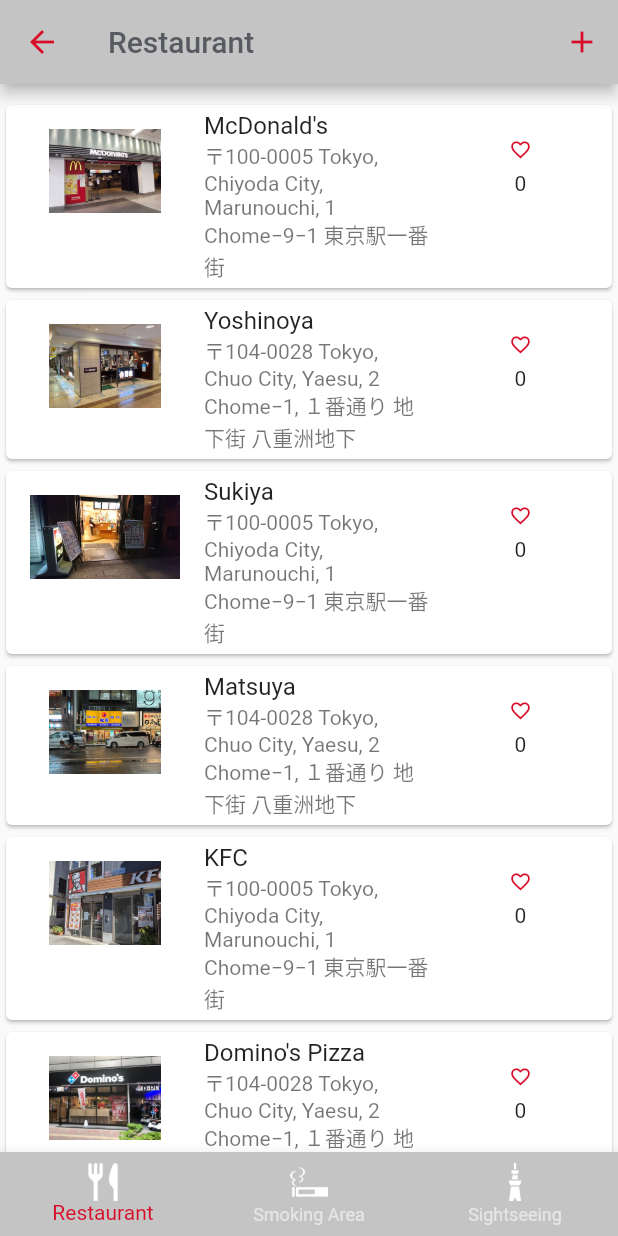
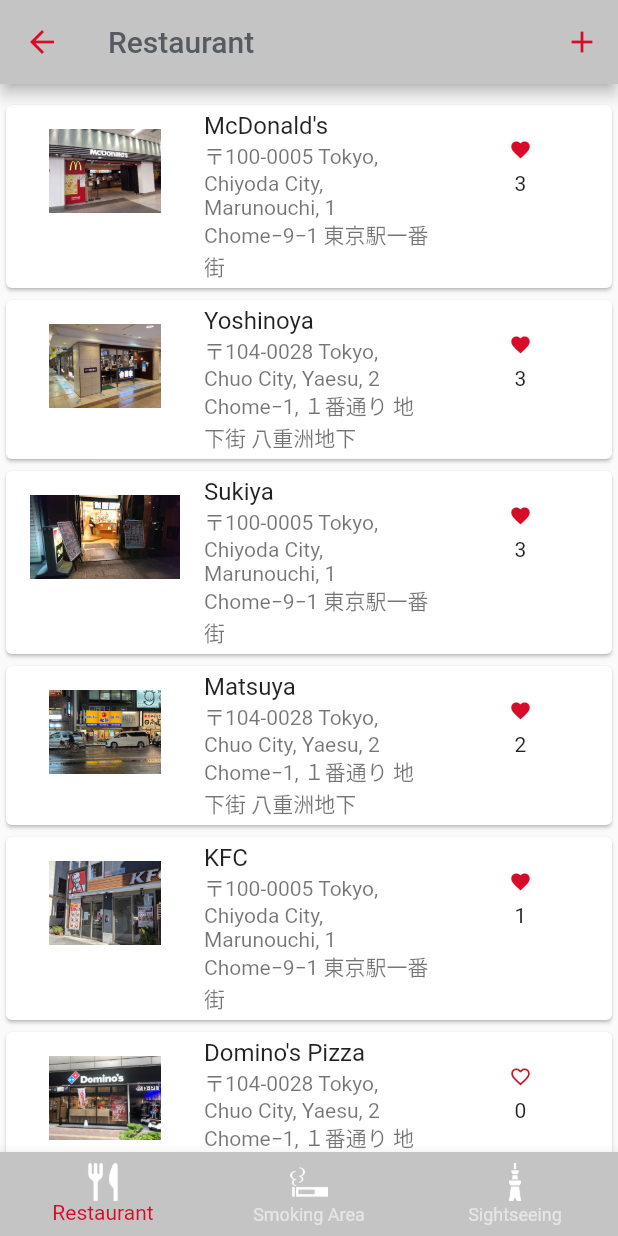
Before and after one commit to naoyuki1115/wovenlog, a Flutter app: the screen it shows after launch, on a phone screen of 412 x 824 dp. Run offline on Flutter 3.47's test engine with Material 2 defaults, Android fonts, the phone set to English and light mode, and no system bars; our stand-ins replace flutter_svg, shared_preferences.

Commit message:
WV-27-02: add function to manage the Like states per UserId and SpotID

```diff
--- a/lib/main.dart
+++ b/lib/main.dart
@@ -1,11 +1,14 @@
 import 'package:flutter/material.dart';
 import 'package:provider/provider.dart';
-import 'package:wovenlog/dummy_data/spot_list.dart';
+
 
 import '../screens/login_screen.dart';
 import '../screens/top_screen.dart';
 import 'package:wovenlog/screens/spot_list_screen.dart';
+
 import '../dummy_data/selected_category_list.dart';
+import 'package:wovenlog/dummy_data/spot_list.dart';
+import 'package:wovenlog/dummy_data/like_list.dart';
 
 void main() {
   runApp(const MyApp());
@@ -19,7 +22,7 @@ class MyApp extends StatelessWidget {
     return MultiProvider(
       child: const MaterialApp(
         title: 'WovenLog',
-        home: SpotListScreen(),//TopScreen(),
+        home: SpotListScreen(), //TopScreen(),
       ),
       providers: [
         ChangeNotifierProvider(
@@ -28,6 +31,9 @@ class MyApp extends StatelessWidget {
         ChangeNotifierProvider(
           create: (context) => SpotList(),
         ),
+        ChangeNotifierProvider(
+          create: (context) => LikeList(),
+        ),
       ],
     );
   }
--- a/lib/screens/spot_list_screen.dart
+++ b/lib/screens/spot_list_screen.dart
@@ -1,6 +1,7 @@
 import 'package:flutter/material.dart';
 import 'package:provider/provider.dart';
 import 'package:wovenlog/constants.dart';
+import 'package:wovenlog/dummy_data/like_list.dart';
 import 'package:wovenlog/dummy_data/spot_list.dart';
 import 'package:wovenlog/dummy_data/category_list.dart';
 import '../dummy_data/selected_category_list.dart';
@@ -131,6 +132,7 @@ class SpotListView extends StatelessWidget {
       child: ListView.builder(
           itemCount: oneCatsSpotList.length,//リストからSpot数取得
           itemBuilder: (context, index) {
+            String spotId = oneCatsSpotList[index].id.toString();
             return Card(
               child: ListTile(
                   //tileColor: Colors.blue,
@@ -140,10 +142,13 @@ class SpotListView extends StatelessWidget {
                       child: Image.asset(oneCatsSpotList[index].image.toString())),
                   title: Text(oneCatsSpotList[index].name.toString()),//spotList[index].name),
                   subtitle: Text(oneCatsSpotList[index].address.toString()),
-                  trailing: SizedBox(width:90,child: LikeWidget()),//LikeWidget(),//Icon(Icons.more_vert),
+                  trailing: SizedBox(
+                    width:90,
+                    child: LikeWidget(userId: 'user0001', spotId: spotId,),
+                  ),//LikeWidget(),//Icon(Icons.more_vert),
                   enabled: true,
                   onTap: () {
-                    String spotId = oneCatsSpotList[index].id.toString();
+                    // String spotId = oneCatsSpotList[index].id.toString();
                     Navigator.push(
                       context,
                       MaterialPageRoute(builder: (context) => SpotDetailScreen(spotId:spotId)),
@@ -156,62 +161,101 @@ class SpotListView extends StatelessWidget {
   }
 }
 
-
-
-// Like widget作成（Statefull App)
-// make Widget
-class LikeWidget extends StatefulWidget {
-  const LikeWidget({Key? key}) : super(key: key);
-  @override
-  State<LikeWidget> createState() => LikeWidget_State();
-}
-
-// make State
-class LikeWidget_State extends State<LikeWidget> {
-
-  bool _isLiked = false;
-  int likeNum = 0;
+class LikeWidget extends StatelessWidget {
+  final userId;
+  final spotId;
+  const LikeWidget({ Key? key, this.userId, this.spotId}) : super(key: key);
 
   @override
   Widget build(BuildContext context) {
+    final _likeListInstance = Provider.of<LikeList>(context);
+    int _likeNums = _likeListInstance.getLikeNums(spotId);
+
+
     return Container(
       //padding: EdgeInsets.only(right: 12, left: 12),
       child:Column(
         mainAxisAlignment: MainAxisAlignment.end,
         children: [
-          Expanded(child: _buildLikeButton()),
-          Expanded(
-            child: Text(likeNum.toString()),
-            //width: 20,
-          ),
+          Expanded(child: _buildLikeButton(_likeListInstance)),
+          Expanded(child: Text(_likeNums.toString()),),
         ]
       )
     );
   }
 
-  //Likeボタン押した際に動作
-  void _toggleLike() {
-    setState(() {
-      if(_isLiked){
-        _isLiked = false;
-        likeNum--;
-      } else{
-        _isLiked = true;
-        likeNum++;
-      }
-    });
-  }
 
   //Likeボタン作成
-  Widget _buildLikeButton(){
+  Widget _buildLikeButton(LikeList _likeListInstance){
+    bool _isLikeExsited = _likeListInstance.getIsLikeExisted(userId,spotId);
+
     return IconButton(
       iconSize: 15,
       padding: const EdgeInsets.only(right: 8, left: 8),
-      icon: (_isLiked
+      icon: (_isLikeExsited
           ? const Icon(Icons.favorite)
           : const Icon(Icons.favorite_border)),
       color: kPrimaryColor,
-      onPressed: _toggleLike,
+      onPressed: (){
+          DateTime _createdDate = DateTime.now();
+          _likeListInstance.addOrRemoveLike(userId, spotId, _createdDate);
+      }
     );
   }
+
 }
+
+// // Like widget作成（Statefull App)
+// // make Widget
+// class LikeWidget extends StatefulWidget {
+//   const LikeWidget({Key? key}) : super(key: key);
+//   @override
+//   State<LikeWidget> createState() => LikeWidget_State();
+// }
+
+// // make State
+// class LikeWidget_State extends State<LikeWidget> {
+
+//   bool _isLiked = false;
+//   int likeNum = 0;
+
+//   @override
+//   Widget build(BuildContext context) {
+//     return Container(
+//       //padding: EdgeInsets.only(right: 12, left: 12),
+//       child:Column(
+//         mainAxisAlignment: MainAxisAlignment.end,
+//         children: [
+//           Expanded(child: _buildLikeButton()),
+//           Expanded(child: Text(likeNum.toString()),),
+//         ]
+//       ),
+//     );
+//   }
+
+//   //Likeボタン押した際に動作
+//   void _toggleLike() {
+//     setState(() {
+//       if(_isLiked){
+//         _isLiked = false;
+//         likeNum--;
+//       } else{
+//         _isLiked = true;
+//         likeNum++;
+//       }
+//     });
+//   }
+
+//   //Likeボタン作成
+//   Widget _buildLikeButton(){
+//     return IconButton(
+//       iconSize: 15,
+//       padding: const EdgeInsets.only(right: 8, left: 8),
+//       icon: (_isLiked
+//           ? const Icon(Icons.favorite)
+//           : const Icon(Icons.favorite_border)),
+//       color: kPrimaryColor,
+//       onPressed: _toggleLike,
+//     );
+//   }
+// }
```
Also changed, not shown: lib/dummy_data/like_list.dart (+23 -25 lines).
